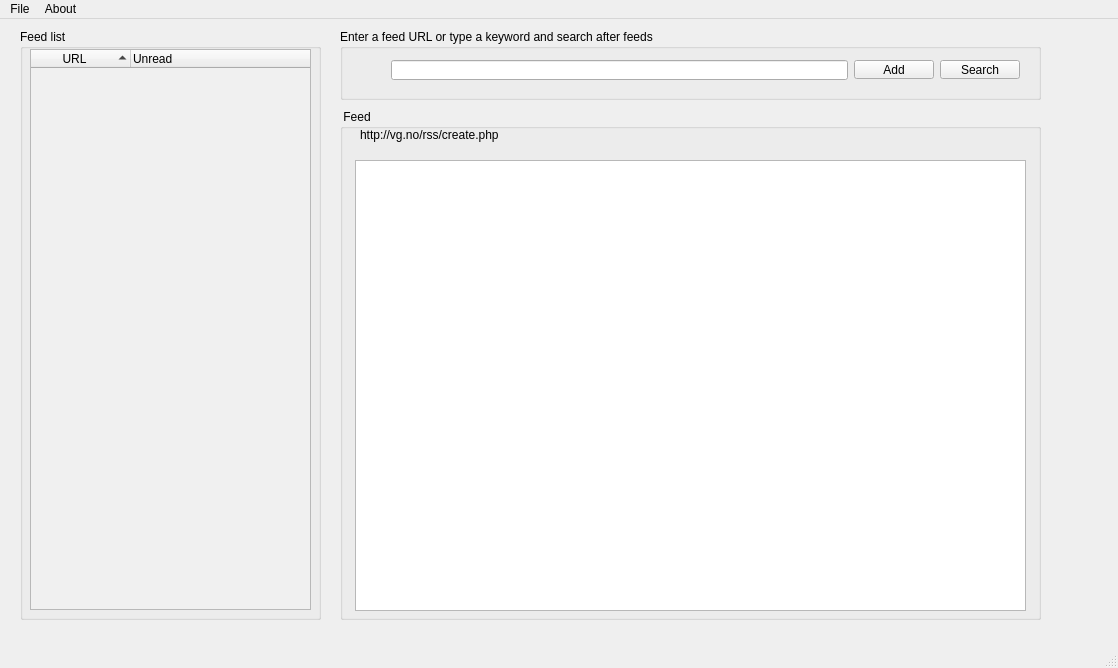
henriwi/rssreader, file mainwindow.ui: the form before one commit.
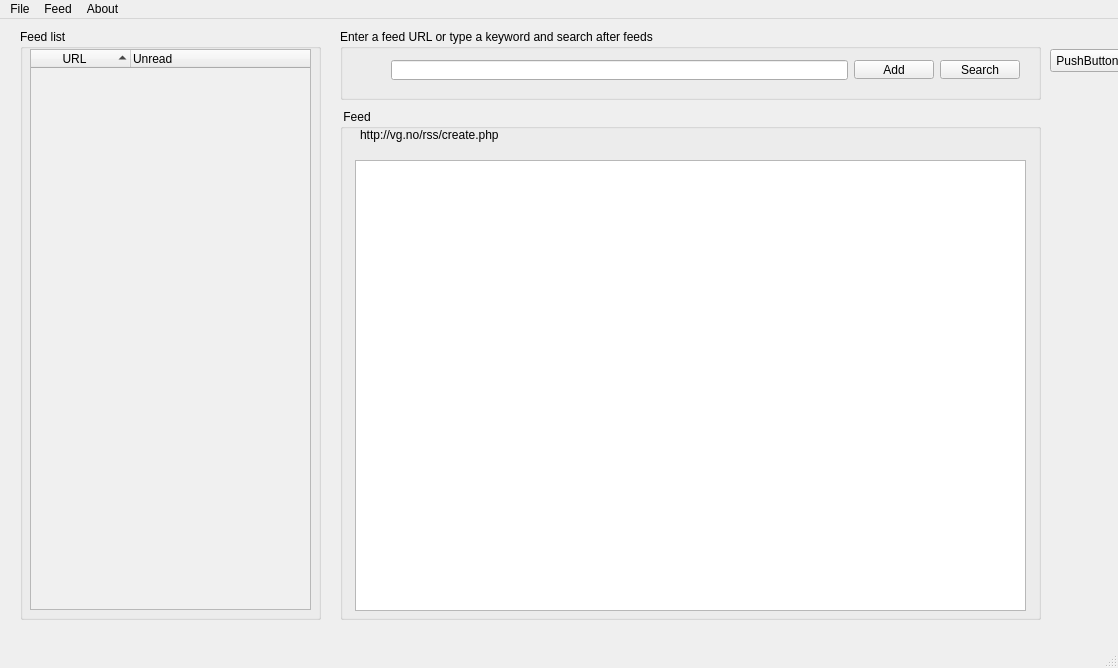
The form after the commit.

Commit message: Trimmet feeden så whitespace forsvinner. Lagt til en del menyer og tooltip-tekst. Menyene har foreløbig ingen funksjon

```diff
--- a/mainwindow.ui
+++ b/mainwindow.ui
@@ -242,6 +242,19 @@
      </column>
     </widget>
    </widget>
+   <widget class="QPushButton" name="deleteButton">
+    <property name="geometry">
+     <rect>
+      <x>1050</x>
+      <y>30</y>
+      <width>75</width>
+      <height>23</height>
+     </rect>
+    </property>
+    <property name="text">
+     <string>PushButton</string>
+    </property>
+   </widget>
   </widget>
   <widget class="QMenuBar" name="menuBar">
    <property name="geometry">
@@ -272,7 +285,19 @@
     </property>
     <addaction name="actionAbout_Rss_reader"/>
    </widget>
+   <widget class="QMenu" name="menuFeed">
+    <property name="title">
+     <string>Feed</string>
+    </property>
+    <addaction name="actionAdd_feed"/>
+    <addaction name="actionSearch"/>
+    <addaction name="actionUpdate"/>
+    <addaction name="separator"/>
+    <addaction name="actionShow_all_feeds"/>
+    <addaction name="actionShow_only_unread_feeds"/>
+   </widget>
    <addaction name="menuFile"/>
+   <addaction name="menuFeed"/>
    <addaction name="menuAbout"/>
   </widget>
   <widget class="QStatusBar" name="statusBar">
```
Left out of the diff: 72 changed lines with no effect on the pictures. The commit also changes 2 other files.
